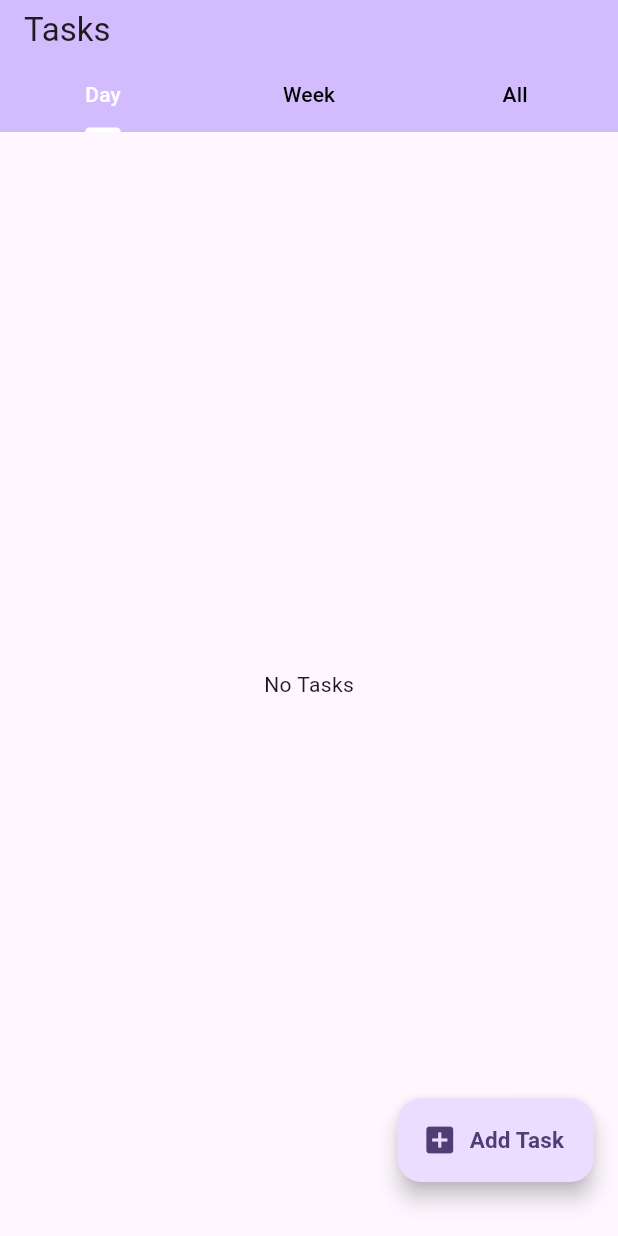
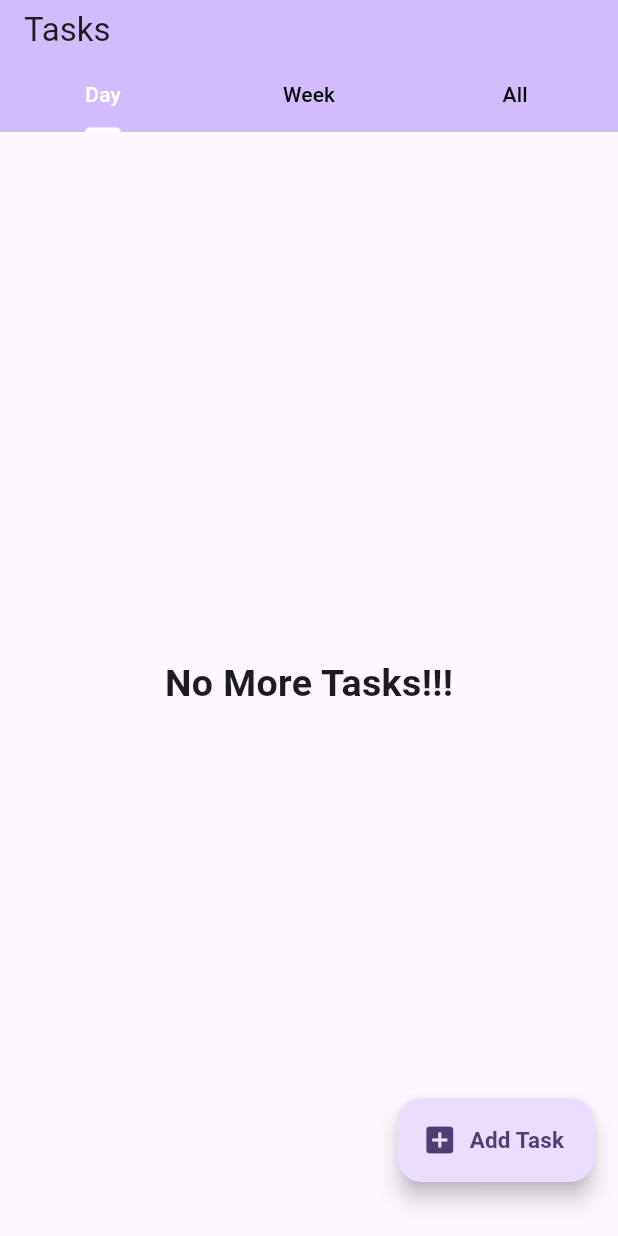
Before and after one commit to Kcao007/PlannerList, a Flutter app: the TaskPage screen opened directly, on a phone screen of 412 x 824 dp. Run offline on Flutter 3.47's test engine with Material 3 defaults, Android fonts, the light colour scheme and no system bars; our stand-ins replace cloud_firestore, firebase_auth, firebase_core; accounts and stored records are empty.

Commit message:
cleaned up code a bit, finished commenting code methods

```diff
--- a/lib/profile.dart
+++ b/lib/profile.dart
@@ -26,6 +26,7 @@ class _ProfilePageState extends State<ProfilePage> {
     getInfo();
   }
 
+  //calls getMyInfo and stores values to be displayed on profile screen in textEditingControllers
   getInfo() async {
     getMyInfo().then((info) {
       if (info != null) {
@@ -40,6 +41,7 @@ class _ProfilePageState extends State<ProfilePage> {
     });
   }
 
+  //to change the user's info in the database by changing profile screen values
   updateInfo() {
     FocusScopeNode currentFocus = FocusScope.of(context);
 
@@ -57,6 +59,7 @@ class _ProfilePageState extends State<ProfilePage> {
     buildLoading(context);
     editUserInfo(userInfo).then((value) {
       Navigator.of(context).pop();
+      //called from util to create a notification
       snackBarBuilder("User info updated", context);
     });
   }
--- a/lib/signup.dart
+++ b/lib/signup.dart
@@ -13,6 +13,7 @@ class SignUpPage extends StatefulWidget {
 
 class _SignUpPageState extends State<SignUpPage> {
 
+  //accesses the database to create a new user
   Future<bool> createNewUser (String email, String password) async {
     try {
       final credential = await FirebaseAuth.instance.createUserWithEmailAndPassword(
@@ -138,9 +139,11 @@ class _SignUpPageState extends State<SignUpPage> {
                     onPressed: () {
                       if(_formKey.currentState!.validate()) {
                         try {
+                          //creates a new user and sets screen to home page with navigation toolbar
                           FirebaseAuth.instance.createUserWithEmailAndPassword(
                             email: emailController.text,
                             password: passwordController.text,
+
                           ).then((_) {
                             Navigator.pushReplacement(context, MaterialPageRoute(builder: (context) => const NavigationPage()));
                           });
@@ -152,7 +155,6 @@ class _SignUpPageState extends State<SignUpPage> {
                       }
                     },
 
-
                     child: const Text("Sign up")
                 ),
               )
--- a/lib/tasks.dart
+++ b/lib/tasks.dart
@@ -86,11 +86,12 @@ class _TaskState extends State<Task> {
   void initState() {
     super.initState();
     setTask();
+    sortTaskLog();
   }
 
-  //adds tasks to list
+  //adds tasks to screen
   void setTask() {
-    //calls getTasksByDateRange and uses it to add things to display
+    //gets tasks within the date range and adds them to tasks
     getTasksByDateRange(widget.tab!).then((value) {
       setState(() {
         for(var element in value) {
@@ -156,7 +157,7 @@ class _TaskState extends State<Task> {
             child: Column(
               mainAxisAlignment: MainAxisAlignment.center,
               children: [
-                Text("No Tasks") // fix font stuff later
+                const Text('No More Tasks!!!', style: TextStyle(fontSize: 25, fontWeight: FontWeight.bold),),
               ],
             ),
           )
```
Also changed, not shown: lib/firebase/db.dart (+4 -9 lines), lib/newTask.dart (+5 -6 lines), lib/signin.dart (+8 -5 lines).
